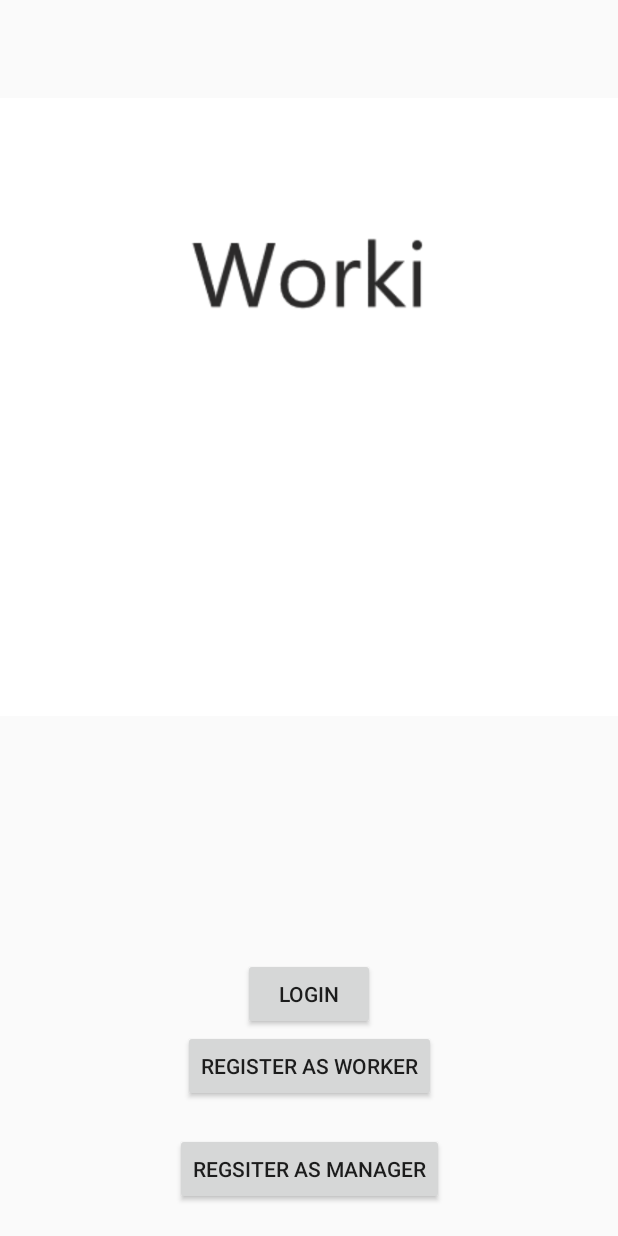
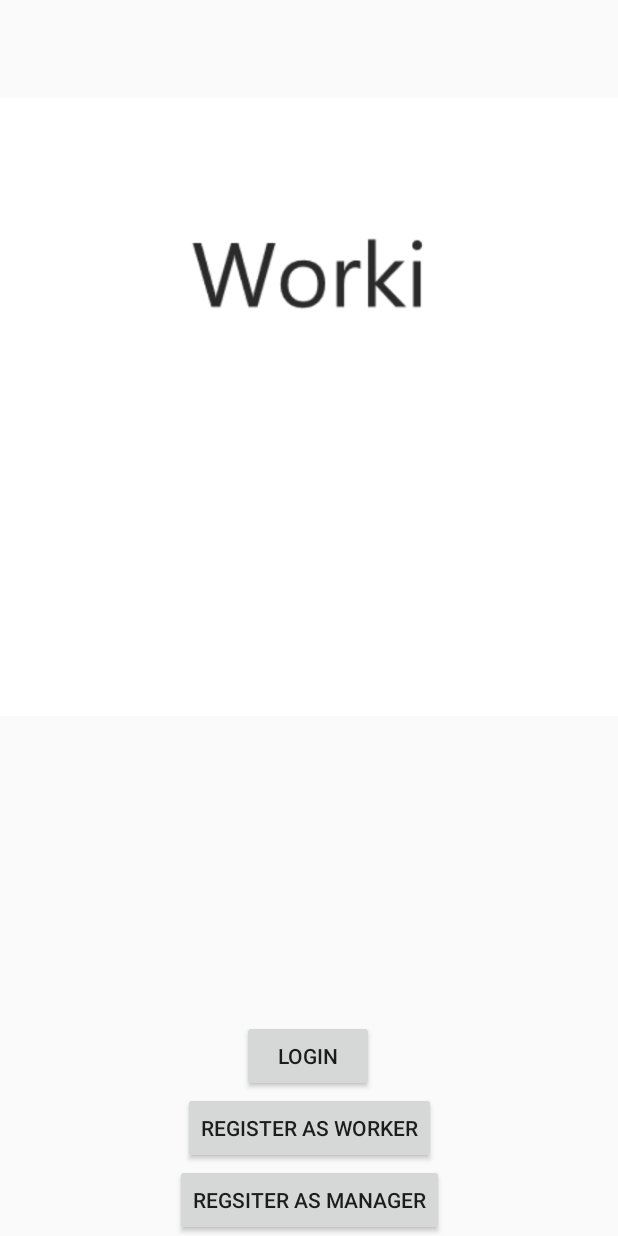
Before and after one commit to Dolev/Worki, an Android app: the screen it shows after launch (MainActivity), on a phone screen of 412 x 824 dp. Run offline under Robolectric (Android 15) with nearby library versions, the phone set to English and light mode, and no system bars; our stand-ins replace Firebase (no records; nobody signed in at launch, a user with empty details on screens opened directly).

Commit message:
fixed layout

```diff
--- a/app/src/main/res/layout/activity_main.xml
+++ b/app/src/main/res/layout/activity_main.xml
@@ -12,19 +12,19 @@
         android:layout_width="wrap_content"
         android:layout_height="wrap_content"
         android:text="@string/main_login_key"
-        app:layout_constraintBottom_toBottomOf="parent"
+        app:layout_constraintBottom_toTopOf="@+id/regWorker"
         app:layout_constraintEnd_toEndOf="parent"
-        app:layout_constraintStart_toStartOf="parent"
-        app:layout_constraintTop_toBottomOf="@+id/main_worki" />
+        app:layout_constraintHorizontal_bias="0.498"
+        app:layout_constraintStart_toStartOf="parent" />
 
     <Button
         android:id="@+id/regWorker"
         android:layout_width="wrap_content"
         android:layout_height="wrap_content"
         android:text="@string/main_reg_worker_key"
+        app:layout_constraintBottom_toTopOf="@+id/regCompany"
         app:layout_constraintEnd_toEndOf="parent"
-        app:layout_constraintStart_toStartOf="parent"
-        app:layout_constraintTop_toBottomOf="@+id/login" />
+        app:layout_constraintStart_toStartOf="parent" />
 
     <Button
         android:id="@+id/regCompany"
@@ -33,8 +33,7 @@
         android:text="@string/main_reg_company_key"
         app:layout_constraintBottom_toBottomOf="parent"
         app:layout_constraintEnd_toEndOf="parent"
-        app:layout_constraintStart_toStartOf="parent"
-        app:layout_constraintTop_toBottomOf="@+id/regWorker" />
+        app:layout_constraintStart_toStartOf="parent" />
 
     <ImageView
         android:id="@+id/main_worki"
```
Also changed, not shown: app/src/main/AndroidManifest.xml (+6 -3 lines).
